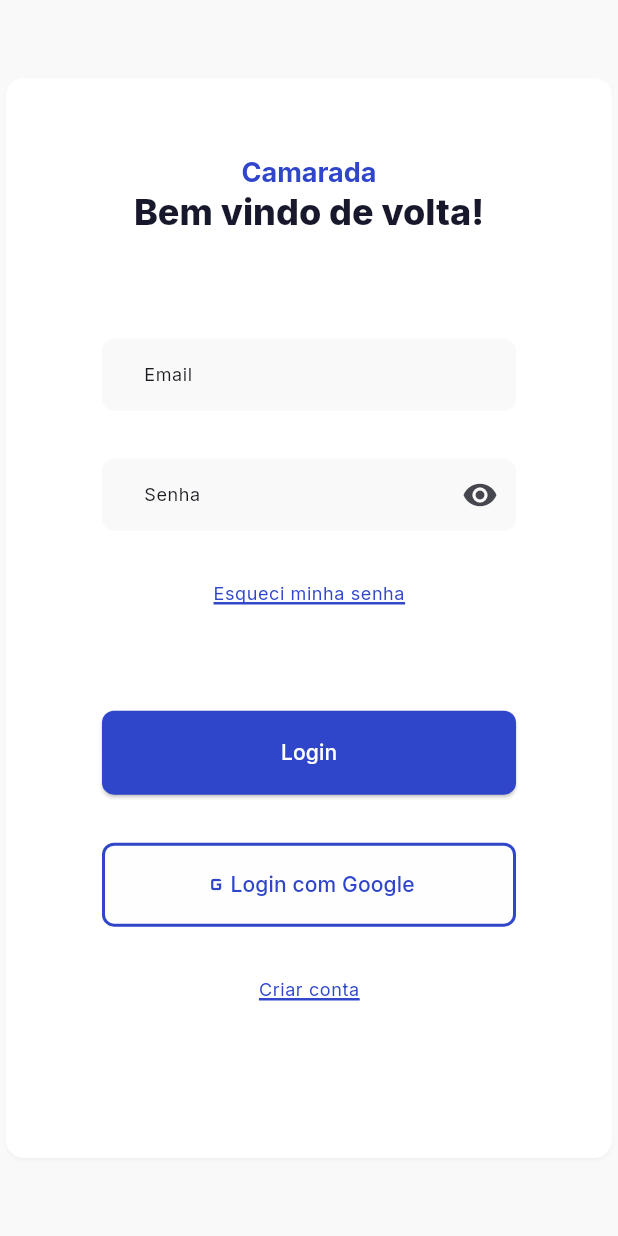
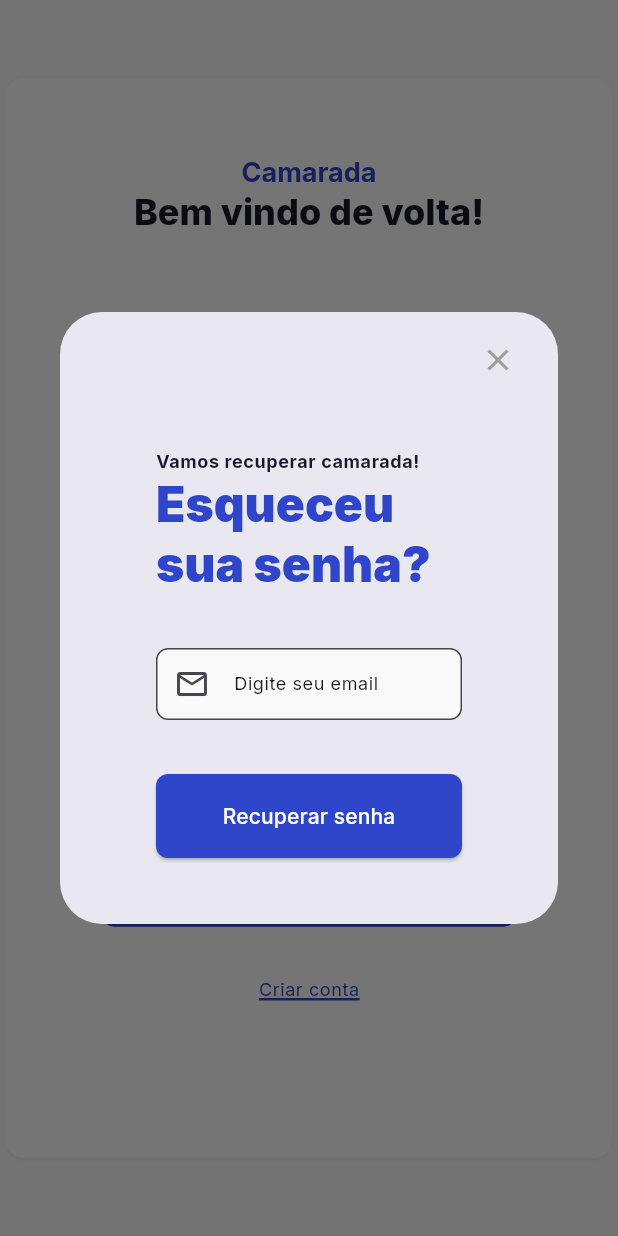
Before and after one commit to is-suzart/bazar_popular, a Flutter app: the LoginForm widget shown alone on an empty page, opened directly, after a tap on "Esqueci minha senha", on a phone screen of 412 x 824 dp. Run offline on Flutter 3.47's test engine with Material 3 defaults, Android fonts, the phone set to English and light mode, and no system bars; our stand-ins replace flutter_layout_grid, go_router, google_fonts; missing offline and left inert: flutter_adaptive_scaffold.

Commit message:
Esqueci minha senha modal

```diff
--- a/lib/pages/login.dart
+++ b/lib/pages/login.dart
@@ -178,6 +178,7 @@ class _LoginFormState extends State<LoginForm> {
   bool hidePassword = true;
   String email = "";
   String password = "";
+  String forgotEmail = "";
 
   void togglePasswordVisibility() {
     setState(() {
@@ -193,7 +194,57 @@ class _LoginFormState extends State<LoginForm> {
 
   void _openModalForgotPassword(){
     //showModalBottomSheet(context: context, builder: (ctx) => Text("oi!"));
-    //showAboutDialog(context: context)
+    showDialog(context: context,
+    builder: (context) {
+      return SimpleDialog(
+        contentPadding: const EdgeInsets.symmetric(horizontal: 16,vertical: 8),
+        children: [
+          Align( alignment: Alignment.topRight, child: IconButton( icon: Icon(Icons.close, color: Colors.grey), onPressed: () { Navigator.pop(context); }, ), ),
+          Container(
+            padding: const EdgeInsets.symmetric(vertical: 36,horizontal: 48),
+            child: Column(
+              crossAxisAlignment: CrossAxisAlignment.stretch,
+
+        children:  [
+          Text("Vamos recuperar camarada!",style: Theme.of(context).textTheme.bodySmall!.copyWith(color: blackColor,fontWeight: FontWeight.bold)),
+          Text("Esqueceu sua senha?",style: Theme.of(context).textTheme.headlineLarge!.copyWith(color: primaryColor)),
+          Container(
+            margin: const EdgeInsets.symmetric(vertical: 36),
+            child: TextField(
+                          onChanged: (value) {
+                            setState(() {
+                              forgotEmail = value;
+                            });
+                          },
+                          style: Theme.of(context)
+                              .textTheme
+                              .bodySmall!
+                              .copyWith(color: blackColor),
+                          decoration: InputDecoration(
+                              fillColor: backgroundColor,
+                              filled: true,
+                              prefixIcon: const Icon(Icons.mail_outline_outlined) ,
+                              label: Text(
+                                "Digite seu email",
+                                style: Theme.of(context).textTheme.bodySmall!,
+                              ),
+                              border: OutlineInputBorder(
+                                  borderSide: const BorderSide(width: 1.0,color: Color(0xFFE0E0E0),strokeAlign: BorderSide.strokeAlignInside),
+                                  borderRadius: BorderRadius.circular(8)),
+                              contentPadding: const EdgeInsets.symmetric(
+                                  vertical: 8, horizontal: 24))
+
+          ),
+          ),
+
+          ElevatedButton(onPressed: (){}, child: Center(child: Text("Recuperar senha")),style: buttonStyles['primary'],)
+        ],
+      ),
+          )
+
+        ]
+      ) ;
+    });
   }
 
   @override
```
